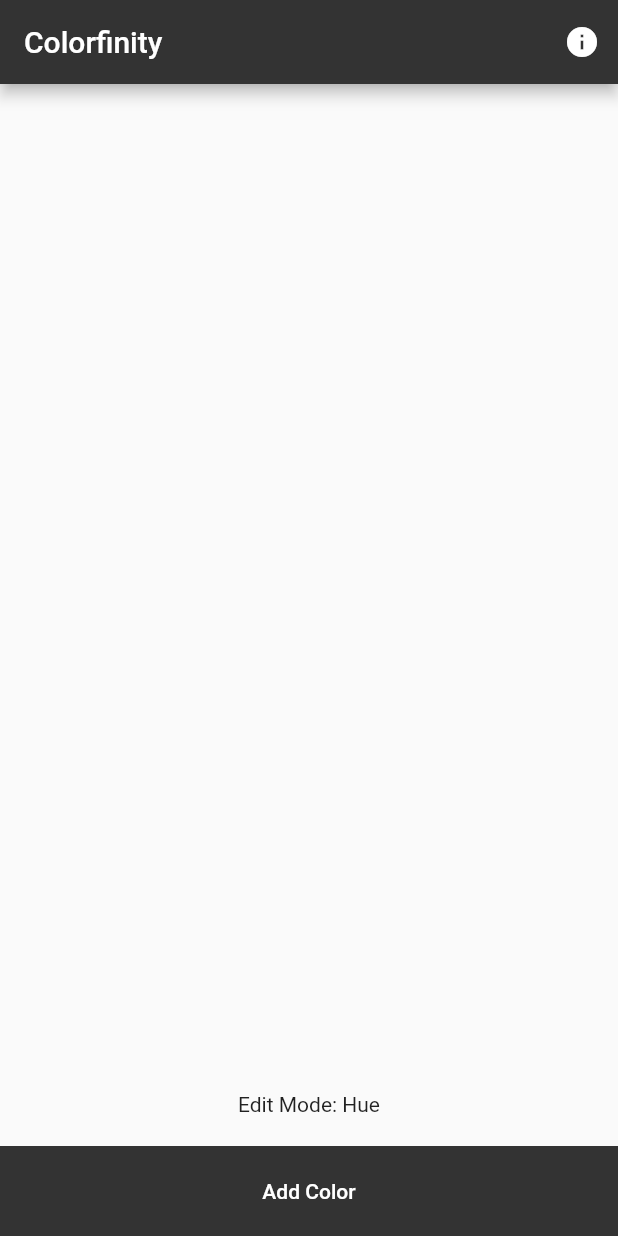
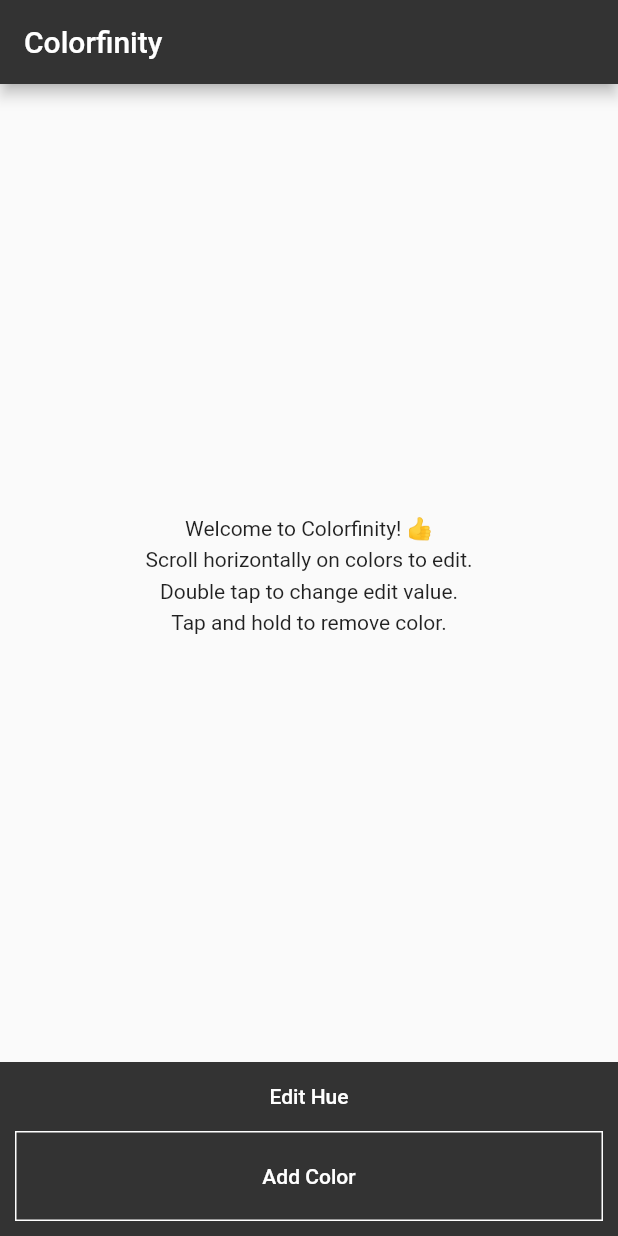
Before and after one commit to kotarCreative/colofinity, a Flutter app: the screen it shows after launch, on a phone screen of 412 x 824 dp. Run offline on Flutter 3.47's test engine with Material 2 defaults, Android fonts, the phone set to English and light mode, and no system bars.

Commit message:
Update styling of main page.

```diff
--- a/lib/main.dart
+++ b/lib/main.dart
@@ -24,17 +24,6 @@ class MainApp extends StatelessWidget {
     return Scaffold(
       appBar: AppBar(
         title: Text('Colorfinity'),
-        actions: [
-          IconButton(
-            icon: Icon(Icons.info),
-            onPressed: () => Navigator.push(
-              context,
-              MaterialPageRoute(
-                builder: (BuildContext context) => Info(),
-              ),
-            ),
-          ),
-        ],
       ),
       body: Container(
         child: AppManager(),
@@ -57,7 +46,7 @@ class _AppManagerState extends State<AppManager> {
     Color color = Color((math.Random().nextDouble() * 0xFFFFFF).toInt() << 0)
         .withOpacity(1.0);
     setState(() => cols.add(color));
-    double maxScroll = _scrollCont.position.maxScrollExtent;
+    double maxScroll = cols.length > 1 ? _scrollCont.position.maxScrollExtent : 0;
     if (maxScroll > 0) {
       _scrollCont.animateTo(
         maxScroll + 70,
@@ -109,34 +98,50 @@ class _AppManagerState extends State<AppManager> {
       children: <Widget>[
         Expanded(
           child: GestureDetector(
-            child: ListView.builder(
-              itemBuilder: _buildColorCard,
-              itemCount: cols.length,
-              controller: _scrollCont,
-            ),
+            child: cols.length > 0
+                ? ListView.builder(
+                    itemBuilder: _buildColorCard,
+                    itemCount: cols.length,
+                    controller: _scrollCont,
+                  )
+                : Center(
+                    child: Text(
+                      'Welcome to Colorfinity! 👍\nScroll horizontally on colors to edit.\nDouble tap to change edit value.\nTap and hold to remove color.',
+                      textAlign: TextAlign.center,
+                      style: TextStyle(height: 1.5),
+                    ),
+                  ),
             onDoubleTap: alterEditMode,
           ),
         ),
         Container(
           child: Text(
-            'Edit Mode: $editMode',
+            'Edit $editMode',
             textAlign: TextAlign.center,
+            style: Theme.of(context).textTheme.button,
           ),
-          margin: EdgeInsets.all(20),
+          padding: EdgeInsets.fromLTRB(10, 15, 10, 5),
+          width: double.infinity,
+          color: Theme.of(context).primaryColor,
         ),
-        GestureDetector(
+        Container(
           child: Container(
-            child: Center(
+            width: double.infinity,
+            height: 60,
+            child: FlatButton(
               child: Text(
                 'Add Color',
                 style: Theme.of(context).textTheme.button,
               ),
+              onPressed: addCol,
+              shape: Border.all(
+                color: Color(0XFFFFFFFF),
+              ),
             ),
-            color: Theme.of(context).primaryColor,
-            height: 60,
           ),
-          onTap: addCol,
-        )
+          color: Theme.of(context).primaryColor,
+          padding: EdgeInsets.all(10),
+        ),
       ],
     );
   }
@@ -174,19 +179,3 @@ class ColCard extends StatelessWidget {
     );
   }
 }
-
-class Info extends StatelessWidget {
-  @override
-  Widget build(BuildContext context) {
-    return Scaffold(
-      appBar: AppBar(title: Text('Available Actions')),
-      body: Container(
-        child: Text(
-          '1. Scroll horizontally on colors to edit.\n2. Double tap to change edit value.\n3. Tap and hold to remove color.',
-          style: TextStyle(fontSize: 18),
-        ),
-        margin: EdgeInsets.all(20.0),
-      ),
-    );
-  }
-}
```
